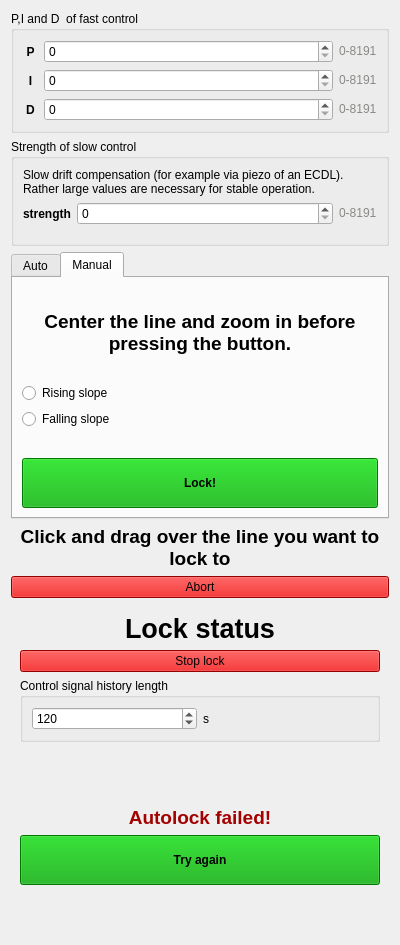
linien-org/linien, file linien-gui/linien_gui/ui/locking_panel.ui: the form before one commit.
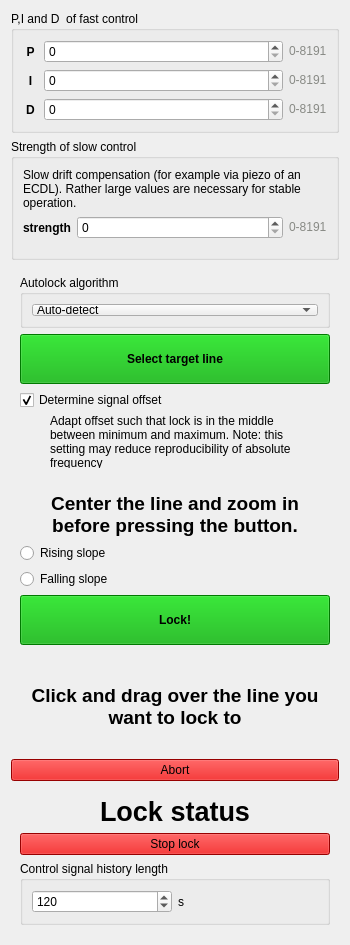
The form after the commit. The open tabs and pages were chosen to show the change. Custom widgets are drawn as their Qt base class.

Commit message: change gui for manual/auto lock

The edit to the form file:
```diff
--- a/linien-gui/linien_gui/ui/locking_panel.ui
+++ b/linien-gui/linien_gui/ui/locking_panel.ui
@@ -6,7 +6,7 @@
    <rect>
     <x>0</x>
     <y>0</y>
-    <width>400</width>
+    <width>350</width>
     <height>945</height>
    </rect>
   </property>
@@ -39,7 +39,7 @@
      </property>
      <layout class="QVBoxLayout" name="verticalLayout_6">
       <item>
-       <widget class="QWidget" name="widget_2" native="true">
+       <widget class="QWidget" name="PWidget" native="true">
         <layout class="QHBoxLayout" name="horizontalLayout_2">
          <property name="leftMargin">
           <number>0</number>
@@ -120,7 +120,7 @@
        </widget>
       </item>
       <item>
-       <widget class="QWidget" name="widget_3" native="true">
+       <widget class="QWidget" name="IWidget" native="true">
         <layout class="QHBoxLayout" name="horizontalLayout_3">
          <property name="leftMargin">
           <number>0</number>
@@ -198,7 +198,7 @@
        </widget>
       </item>
       <item>
-       <widget class="QWidget" name="widget_4" native="true">
+       <widget class="QWidget" name="DWidget" native="true">
         <layout class="QHBoxLayout" name="horizontalLayout_4">
          <property name="spacing">
           <number>6</number>
@@ -319,7 +319,7 @@
        </widget>
       </item>
       <item>
-       <widget class="QWidget" name="widget" native="true">
+       <widget class="QWidget" name="slowPIDWidget" native="true">
         <layout class="QHBoxLayout" name="horizontalLayout">
          <property name="leftMargin">
           <number>0</number>
@@ -382,58 +382,8 @@
     </widget>
    </item>
    <item>
-    <widget class="QTabWidget" name="lockControlTabWidget">
-     <property name="sizePolicy">
-      <sizepolicy hsizetype="Minimum" vsizetype="Preferred">
-       <horstretch>0</horstretch>
-       <verstretch>0</verstretch>
-      </sizepolicy>
-     </property>
-     <property name="currentIndex">
-      <number>0</number>
-     </property>
-     <widget class="QWidget" name="autoModeWidget">
-      <attribute name="title">
-       <string>Auto</string>
-      </attribute>
-      <layout class="QVBoxLayout" name="verticalLayout_10">
-       <item>
-        <widget class="QWidget" name="autolockSettingsWidget" native="true">
-         <layout class="QVBoxLayout" name="verticalLayout_5">
-          <property name="leftMargin">
-           <number>0</number>
-          </property>
-          <property name="topMargin">
-           <number>0</number>
-          </property>
-          <property name="rightMargin">
-           <number>0</number>
-          </property>
-          <property name="bottomMargin">
-           <number>0</number>
-          </property>
-          <item>
-           <widget class="QPushButton" name="selectLineToLockPushButton">
-            <property name="minimumSize">
-             <size>
-              <width>0</width>
-              <height>50</height>
-             </size>
-            </property>
-            <property name="font">
-             <font>
-              <weight>75</weight>
-              <bold>true</bold>
-             </font>
-            </property>
-            <property name="styleSheet">
-             <string notr="true">background: #00aa00</string>
-            </property>
-            <property name="text">
-             <string>Select target line</string>
-            </property>
-           </widget>
-          </item>
+    <widget class="QWidget" name="automaticLockWidget" native="true">
+     <layout class="QVBoxLayout" name="verticalLayout_9">
           <item>
            <widget class="QGroupBox" name="autolockAlgorithmGroupBox">
             <property name="title">
@@ -462,6 +412,28 @@
             </layout>
            </widget>
           </item>
+      <item>
+       <widget class="QPushButton" name="selectLineToLockPushButton">
+        <property name="minimumSize">
+         <size>
+          <width>0</width>
+          <height>50</height>
+         </size>
+        </property>
+        <property name="font">
+         <font>
+          <weight>75</weight>
+          <bold>true</bold>
+         </font>
+        </property>
+        <property name="styleSheet">
+         <string notr="true">background: #00aa00</string>
+        </property>
+        <property name="text">
+         <string>Select target line</string>
+        </property>
+       </widget>
+      </item>
           <item>
            <widget class="QCheckBox" name="autoOffsetCheckbox">
             <property name="text">
@@ -473,7 +445,7 @@
            </widget>
           </item>
           <item>
-           <widget class="QLabel" name="label_9">
+       <widget class="QLabel" name="autoOffsetLabel">
             <property name="sizePolicy">
              <sizepolicy hsizetype="Preferred" vsizetype="Fixed">
               <horstretch>0</horstretch>
@@ -503,42 +475,12 @@
             </property>
            </widget>
           </item>
-          <item>
-           <spacer name="verticalSpacer_6">
-            <property name="orientation">
-             <enum>Qt::Vertical</enum>
-            </property>
-            <property name="sizeHint" stdset="0">
-             <size>
-              <width>20</width>
-              <height>40</height>
-             </size>
-            </property>
-           </spacer>
-          </item>
          </layout>
         </widget>
        </item>
-      </layout>
-     </widget>
-     <widget class="QWidget" name="manualModeWidget">
-      <attribute name="title">
-       <string>Manual</string>
-      </attribute>
-      <layout class="QVBoxLayout" name="verticalLayout_12">
        <item>
-        <spacer name="verticalSpacer_2">
-         <property name="orientation">
-          <enum>Qt::Vertical</enum>
-         </property>
-         <property name="sizeHint" stdset="0">
-          <size>
-           <width>20</width>
-           <height>0</height>
-          </size>
-         </property>
-        </spacer>
-       </item>
+    <widget class="QWidget" name="manualLockWidget" native="true">
+     <layout class="QVBoxLayout" name="verticalLayout_11">
        <item>
         <widget class="QLabel" name="label_6">
          <property name="sizePolicy">
@@ -561,19 +503,6 @@
          </property>
         </widget>
        </item>
-       <item>
-        <spacer name="verticalSpacer">
-         <property name="orientation">
-          <enum>Qt::Vertical</enum>
-         </property>
-         <property name="sizeHint" stdset="0">
-          <size>
-           <width>20</width>
-           <height>0</height>
-          </size>
-         </property>
-        </spacer>
-       </item>
        <item>
         <widget class="QRadioButton" name="slopeRisingRadioButton">
          <property name="text">
@@ -588,19 +517,6 @@
          </property>
         </widget>
        </item>
-       <item>
-        <spacer name="verticalSpacer_3">
-         <property name="orientation">
-          <enum>Qt::Vertical</enum>
-         </property>
-         <property name="sizeHint" stdset="0">
-          <size>
-           <width>20</width>
-           <height>0</height>
-          </size>
-         </property>
-        </spacer>
-       </item>
        <item>
         <widget class="QPushButton" name="manualLockButton">
          <property name="minimumSize">
@@ -625,7 +541,6 @@
        </item>
       </layout>
      </widget>
-    </widget>
    </item>
    <item>
     <widget class="QWidget" name="autolockSelectingWidget" native="true">
@@ -1166,76 +1081,6 @@
      </layout>
     </widget>
    </item>
-   <item>
-    <widget class="QWidget" name="lockFailedWidget" native="true">
-     <layout class="QVBoxLayout" name="verticalLayout_3">
-      <item>
-       <spacer name="verticalSpacer_5">
-        <property name="orientation">
-         <enum>Qt::Vertical</enum>
-        </property>
-        <property name="sizeHint" stdset="0">
-         <size>
-          <width>20</width>
-          <height>40</height>
-         </size>
-        </property>
-       </spacer>
-      </item>
-      <item>
-       <widget class="QLabel" name="label_17">
-        <property name="text">
-         <string>&lt;html&gt;&lt;head/&gt;&lt;body&gt;&lt;p&gt;&lt;span style=&quot; font-size:14pt; font-weight:600; color:#a40000;&quot;&gt;Autolock failed!&lt;/span&gt;&lt;/p&gt;&lt;/body&gt;&lt;/html&gt;</string>
-        </property>
-        <property name="textFormat">
-         <enum>Qt::RichText</enum>
-        </property>
-        <property name="alignment">
-         <set>Qt::AlignCenter</set>
-        </property>
-        <property name="wordWrap">
-         <bool>true</bool>
-        </property>
-       </widget>
-      </item>
-      <item>
-       <widget class="QPushButton" name="resetLockFailedStatePushButton">
-        <property name="minimumSize">
-         <size>
-          <width>0</width>
-          <height>50</height>
-         </size>
-        </property>
-        <property name="font">
-         <font>
-          <weight>75</weight>
-          <bold>true</bold>
-         </font>
-        </property>
-        <property name="styleSheet">
-         <string notr="true">background-color: #00a400;</string>
-        </property>
-        <property name="text">
-         <string>Try again</string>
-        </property>
-       </widget>
-      </item>
-      <item>
-       <spacer name="verticalSpacer_4">
-        <property name="orientation">
-         <enum>Qt::Vertical</enum>
-        </property>
-        <property name="sizeHint" stdset="0">
-         <size>
-          <width>20</width>
-          <height>40</height>
-         </size>
-        </property>
-       </spacer>
-      </item>
-     </layout>
-    </widget>
-   </item>
   </layout>
  </widget>
  <customwidgets>
```
Lines whose indentation alone changed are shown as unchanged.
